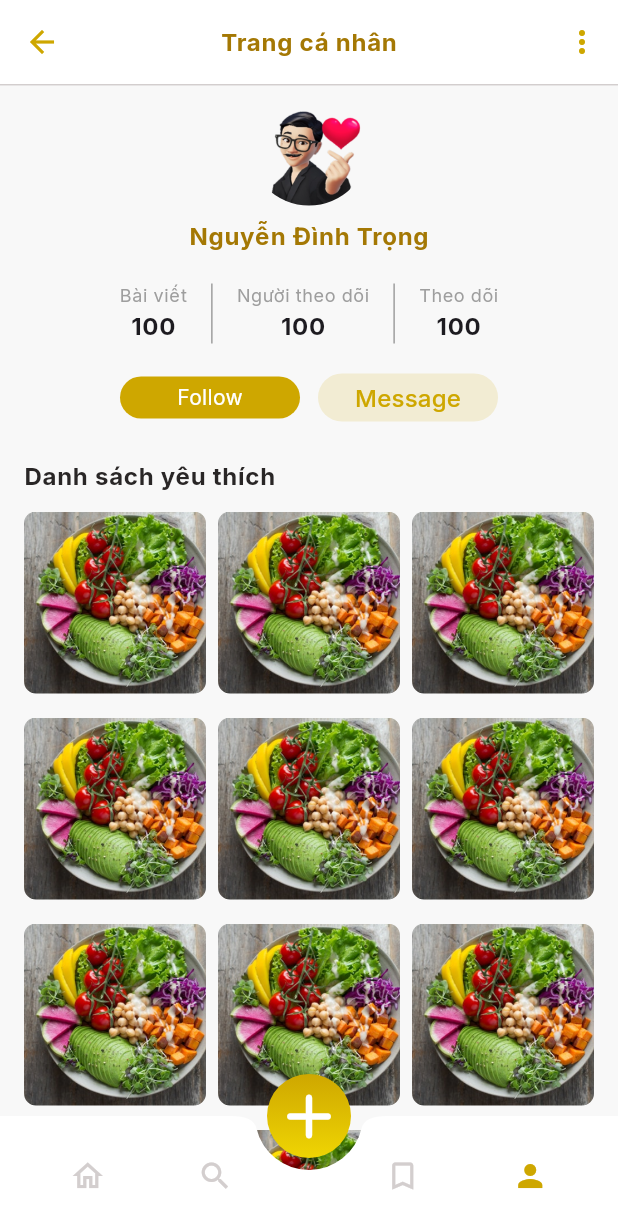
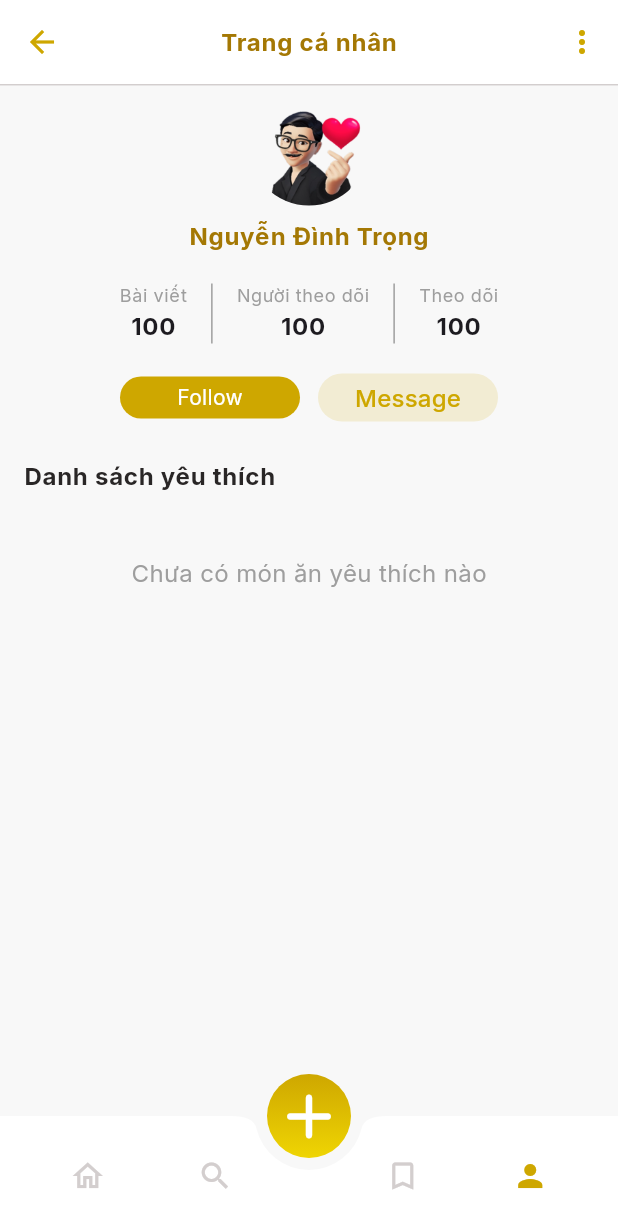
Before and after one commit to danhdelrey/recipe_app, a Flutter app: the ProfilePage screen opened by its route, on a phone screen of 412 x 824 dp. Shown: the top 1229 px of the screen. Run offline on Flutter 3.47's test engine with Material 3 defaults, Android fonts, the phone set to English and light mode, and no system bars; our stand-ins replace bloc, cached_network_image, dartz, dio, flutter_bloc, freezed_annotation and 8 more; accounts and stored records are empty.

Commit message:
Integrate FavoriteGridView into profile page
Added FavoriteGridView widget to display user's favorite meals in the profile page. Refactored profile_page.dart to use BlocProvider for FavoriteListBloc and fetch favorites on load, replacing the static grid with dynamic content.

```diff
--- /dev/null
+++ b/lib/presentation/features/favorites/favorite_list/widgets/favorite_grid_view.dart
@@ -0,0 +1,83 @@
+import 'package:flutter/material.dart';
+import 'package:flutter_bloc/flutter_bloc.dart';
+import 'package:cached_network_image/cached_network_image.dart';
+import 'package:go_router/go_router.dart';
+import 'package:recipe_app/presentation/features/favorites/favorite_list/bloc/favorite_list_bloc.dart';
+
+class FavoriteGridView extends StatelessWidget {
+  const FavoriteGridView({super.key});
+
+  @override
+  Widget build(BuildContext context) {
+    return BlocBuilder<FavoriteListBloc, FavoriteListState>(
+      builder: (context, state) {
+        switch (state.status) {
+          case FavoriteListStatus.loading:
+          case FavoriteListStatus.initial:
+            return const Center(child: CircularProgressIndicator());
+
+          case FavoriteListStatus.error:
+            return Center(
+              child: Text(
+                state.errorMessage ?? 'Không thể tải danh sách yêu thích.',
+              ),
+            );
+
+          case FavoriteListStatus.empty:
+            return const Center(
+              child: Column(
+                mainAxisAlignment: MainAxisAlignment.center,
+                children: [
+                  SizedBox(height: 30),
+                  Text(
+                    'Chưa có món ăn yêu thích nào',
+                    style: TextStyle(fontSize: 16, color: Colors.grey),
+                  ),
+                ],
+              ),
+            );
+
+          case FavoriteListStatus.loaded:
+            return GridView.builder(
+              gridDelegate: const SliverGridDelegateWithFixedCrossAxisCount(
+                crossAxisCount: 3,
+                crossAxisSpacing: 8,
+                mainAxisSpacing: 16,
+              ),
+              itemCount: state.meals.length,
+              shrinkWrap: true,
+              physics: const NeverScrollableScrollPhysics(),
+              itemBuilder: (context, index) {
+                final meal = state.meals[index];
+                return GestureDetector(
+                  onTap: () {
+                    context.push('/meal-detail', extra: {'meal': meal});
+                  },
+                  child: ClipRRect(
+                    borderRadius: BorderRadius.circular(8),
+                    child: CachedNetworkImage(
+                      imageUrl: meal.thumbnail,
+                      fit: BoxFit.cover,
+                      placeholder: (context, url) => Container(
+                        color: Colors.grey[200],
+                        child: const Center(
+                          child: CircularProgressIndicator(strokeWidth: 2.0),
+                        ),
+                      ),
+                      errorWidget: (context, url, error) => Container(
+                        color: Colors.grey[200],
+                        child: const Icon(
+                          Icons.broken_image,
+                          color: Colors.grey,
+                        ),
+                      ),
+                    ),
+                  ),
+                );
+              },
+            );
+        }
+      },
+    );
+  }
+}
--- a/lib/presentation/features/profile/pages/profile_page.dart
+++ b/lib/presentation/features/profile/pages/profile_page.dart
@@ -1,5 +1,9 @@
 import 'package:flutter/material.dart';
+import 'package:flutter_bloc/flutter_bloc.dart';
 import 'package:recipe_app/core/theme/app_colors.dart';
+import 'package:recipe_app/injection/injection_container.dart';
+import 'package:recipe_app/presentation/features/favorites/favorite_list/bloc/favorite_list_bloc.dart';
+import 'package:recipe_app/presentation/features/favorites/favorite_list/widgets/favorite_grid_view.dart';
 import 'package:recipe_app/presentation/features/profile/widgets/stats_row.dart';
 
 class ProfilePage extends StatelessWidget {
@@ -7,7 +11,11 @@ class ProfilePage extends StatelessWidget {
 
   @override
   Widget build(BuildContext context) {
-    return Scaffold(
+    return BlocProvider(
+      create: (context) =>
+          getIt<FavoriteListBloc>()
+            ..add(const FavoriteListEvent.fetchFavorites()),
+      child: Scaffold(
         appBar: AppBar(
           backgroundColor: Colors.white,
           leading: IconButton(
@@ -76,28 +84,11 @@ class ProfilePage extends StatelessWidget {
             Expanded(
               child: ListView(
                 padding: const EdgeInsets.symmetric(horizontal: 16),
-              children: [
-                GridView.count(
-                  crossAxisCount: 3,
-                  crossAxisSpacing: 8,
-                  mainAxisSpacing: 16,
-                  shrinkWrap: true,
-                  physics:
-                      const NeverScrollableScrollPhysics(), //để ListView cuộn
-                  children: List.generate(29, (index) {
-                    return ClipRRect(
-                      borderRadius: BorderRadius.circular(8),
-                      child: Image.asset(
-                        "assets/images/recent_recipe.png",
-                        fit: BoxFit.cover,
+                children: const [FavoriteGridView()],
               ),
-                    );
-                  }),
             ),
           ],
         ),
-          ),
-        ],
       ),
     );
   }
```
Lines whose indentation alone changed are shown as unchanged.
